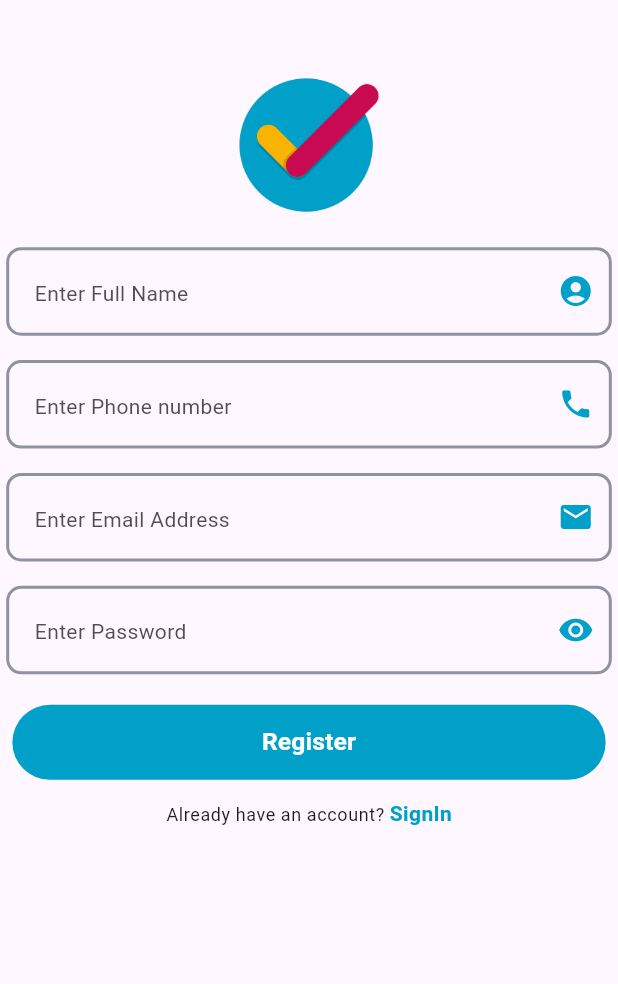
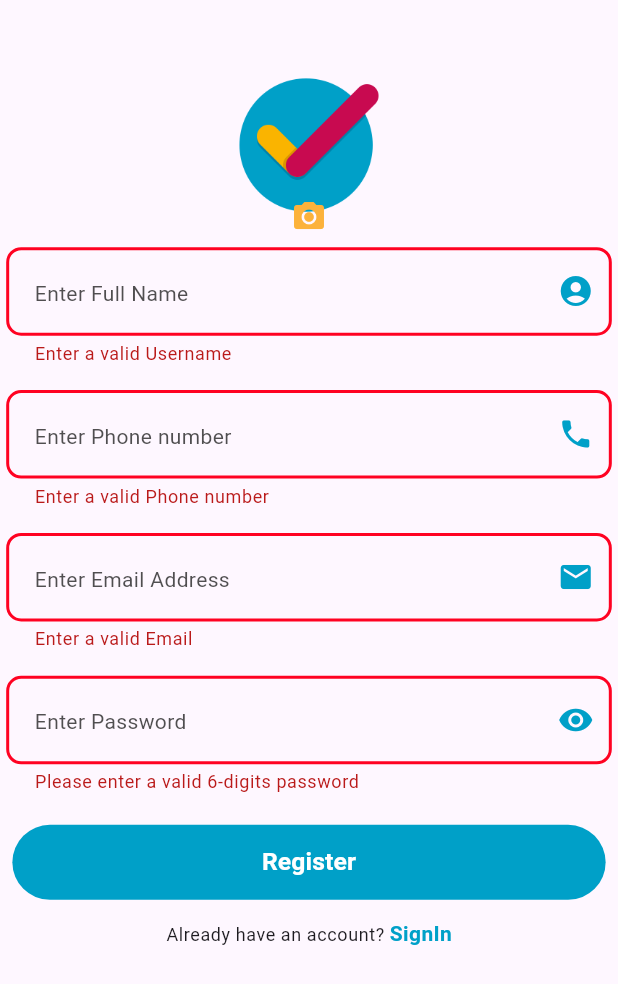
Before and after one commit to huzaifak08/Todo-App, a Flutter app: the SignUpScreen screen opened directly, after a tap on "Register", on a phone screen of 412 x 824 dp. Shown: the top 984 px of the screen. Run offline on Flutter 3.47's test engine with Material 3 defaults, Android fonts, the phone set to English and light mode, and no system bars; our stand-ins replace bloc, cloud_firestore, equatable, firebase_auth, firebase_core, firebase_storage and 2 more; accounts and stored records are empty.

Commit message:
Auth update Allhamdullillah

```diff
--- a/lib/bloc/auth/auth_event.dart
+++ b/lib/bloc/auth/auth_event.dart
@@ -9,7 +9,8 @@ abstract class AuthEvent extends Equatable {
 
 class Register extends AuthEvent {
   final UserModel user;
-  const Register({required this.user});
+  final File file;
+  const Register({required this.user, required this.file});
 
   @override
   List<Object> get props => [user];
@@ -33,3 +34,7 @@ class ToggleVisiblity extends AuthEvent {
   @override
   List<Object> get props => [isVisible];
 }
+
+class CameraCapture extends AuthEvent {}
+
+class GalleryImagePicker extends AuthEvent {}
--- a/lib/bloc/auth/auth_state.dart
+++ b/lib/bloc/auth/auth_state.dart
@@ -6,28 +6,35 @@ class AuthState extends Equatable {
   final String message;
   final AuthStatus status;
   final bool isVisible;
+  final XFile? file;
   const AuthState({
     this.email = '',
     this.password = '',
     this.message = '',
     this.status = AuthStatus.initial,
     this.isVisible = false,
+    this.file,
   });
 
-  AuthState copyWith(
-      {String? email,
+  AuthState copyWith({
+    String? email,
     String? password,
     String? message,
     AuthStatus? status,
-      bool? isVisible}) {
+    bool? isVisible,
+    XFile? file,
+  }) {
     return AuthState(
       email: email ?? this.email,
       password: password ?? this.password,
       message: message ?? this.message,
       status: status ?? this.status,
-        isVisible: isVisible ?? this.isVisible);
+      isVisible: isVisible ?? this.isVisible,
+      file: file ?? this.file,
+    );
   }
 
   @override
-  List<Object> get props => [email, password, message, status, isVisible];
+  List<Object?> get props =>
+      [email, password, message, status, isVisible, file];
 }
--- a/lib/models/user_model.dart
+++ b/lib/models/user_model.dart
@@ -1,46 +1,58 @@
 import 'package:todo_app/exports.dart';
 
 class UserModel extends Equatable {
+  final String uid;
   final String name;
   final int phone;
   final String email;
   final String password;
+  final String profilePic;
   const UserModel({
+    required this.uid,
     required this.name,
     required this.phone,
     required this.email,
     required this.password,
+    required this.profilePic,
   });
 
   UserModel copyWith({
+    String? uid,
     String? name,
     int? phone,
     String? email,
     String? password,
+    String? profilePic,
   }) {
     return UserModel(
+      uid: uid ?? this.uid,
       name: name ?? this.name,
       phone: phone ?? this.phone,
       email: email ?? this.email,
       password: password ?? this.password,
+      profilePic: profilePic ?? this.profilePic,
     );
   }
 
   Map<String, dynamic> toMap() {
     return {
+      'uid': uid,
       'name': name,
       'phone': phone,
       'email': email,
       'password': password,
+      'profilePic': profilePic,
     };
   }
 
   factory UserModel.fromMap(Map<String, dynamic> map) {
     return UserModel(
+      uid: map['uid'] ?? '',
       name: map['name'] ?? '',
       phone: map['phone']?.toInt() ?? 0,
       email: map['email'] ?? '',
       password: map['password'] ?? '',
+      profilePic: map['profilePic'] ?? '',
     );
   }
 
@@ -51,9 +63,18 @@ class UserModel extends Equatable {
 
   @override
   String toString() {
-    return 'UserModel(name: $name, phone: $phone, email: $email, password: $password)';
+    return 'UserModel(uid: $uid, name: $name, phone: $phone, email: $email, password: $password, profilePic: $profilePic)';
   }
 
   @override
-  List<Object> get props => [name, phone, email, password];
+  List<Object> get props {
+    return [
+      uid,
+      name,
+      phone,
+      email,
+      password,
+      profilePic,
+    ];
+  }
 }
--- a/lib/screens/signup.dart
+++ b/lib/screens/signup.dart
@@ -1,5 +1,4 @@
 import 'package:todo_app/exports.dart';
-import 'package:todo_app/screens/home.dart';
 
 class SignUpScreen extends StatefulWidget {
   const SignUpScreen({super.key});
@@ -13,6 +12,8 @@ class _SignUpScreenState extends State<SignUpScreen> {
   late TextEditingController phoneController;
   late TextEditingController emailController;
   late TextEditingController passwordController;
+
+  final _formKey = GlobalKey<FormState>();
 
   @override
   void initState() {
@@ -42,15 +43,59 @@ class _SignUpScreenState extends State<SignUpScreen> {
           padding: EdgeInsets.symmetric(
               horizontal: getWidth(context) * 0.01,
               vertical: getHeight(context) * 0.04),
+          child: Form(
+            key: _formKey,
             child: Column(
+              children: [
+                BlocBuilder<AuthBloc, AuthState>(
+                  builder: (context, state) {
+                    return InkWell(
+                      onTap: () {
+                        selectImageSource(
+                          cameraPressed: () {
+                            context.read<AuthBloc>().add(CameraCapture());
+                            Navigator.pop(context);
+                          },
+                          galleryPressed: () {
+                            context.read<AuthBloc>().add(GalleryImagePicker());
+                            Navigator.pop(context);
+                          },
+                        );
+                      },
+                      child: state.file == null
+                          ? Stack(
+                              alignment: Alignment.bottomCenter,
                               children: [
                                 Image.asset('assets/Icon-todo.png',
                                     width: getWidth(context) * 0.3),
+                                const Icon(
+                                  Icons.camera_alt,
+                                  color: AppColors.pendingColor,
+                                ),
+                              ],
+                            )
+                          : ClipRRect(
+                              borderRadius: BorderRadius.circular(
+                                  getWidth(context) * 0.14),
+                              child: CircleAvatar(
+                                backgroundColor: AppColors.primaryColor,
+                                radius: 50,
+                                child: Image.file(
+                                  File(state.file!.path.toString()),
+                                  fit: BoxFit.cover,
+                                ),
+                              ),
+                            ),
+                    );
+                  },
+                ),
                 SizedBox(height: getHeight(context) * 0.01),
                 CustomTextField(
                   myController: nameController,
                   onValidator: (value) {
-                  return '';
+                    return RegExp(r"^[A-Za-z][^0-9]").hasMatch(value!)
+                        ? null
+                        : 'Enter a valid Username';
                   },
                   keyboardType: TextInputType.name,
                   hint: 'Enter Full Name',
@@ -59,13 +104,14 @@ class _SignUpScreenState extends State<SignUpScreen> {
                     Icons.account_circle,
                     color: AppColors.primaryColor,
                   ),
-                onChanged: (value) {},
                 ),
                 SizedBox(height: getHeight(context) * 0.01),
                 CustomTextField(
                   myController: phoneController,
                   onValidator: (value) {
-                  return '';
+                    return RegExp(r"^[0-9]{8,}").hasMatch(value!)
+                        ? null
+                        : 'Enter a valid Phone number';
                   },
                   keyboardType: TextInputType.phone,
                   hint: 'Enter Phone number',
@@ -79,7 +125,11 @@ class _SignUpScreenState extends State<SignUpScreen> {
                 CustomTextField(
                   myController: emailController,
                   onValidator: (value) {
-                  return '';
+                    return RegExp(
+                                r"^[a-zA-Z0-9.a-zA-Z0-9.!#$%&'*+-/=?^_`{|}~]+@[a-zA-Z0-9]+\.[a-zA-Z]+")
+                            .hasMatch(value!)
+                        ? null
+                        : 'Enter a valid Email';
                   },
                   keyboardType: TextInputType.emailAddress,
                   hint: 'Enter Email Address',
@@ -95,7 +145,11 @@ class _SignUpScreenState extends State<SignUpScreen> {
                     return CustomTextField(
                       myController: passwordController,
                       onValidator: (value) {
-                        return '';
+                        if (passwordController.text.isEmpty ||
+                            passwordController.text.length < 6) {
+                          return 'Please enter a valid 6-digits password';
+                        }
+                        return null;
                       },
                       keyboardType: TextInputType.emailAddress,
                       hint: 'Enter Password',
@@ -111,13 +165,15 @@ class _SignUpScreenState extends State<SignUpScreen> {
                           context.read<AuthBloc>().add(
                               ToggleVisiblity(isVisible: !state.isVisible));
                         },
-                      ));
+                      ),
+                    );
                   },
                 ),
                 SizedBox(height: getHeight(context) * 0.01),
                 BlocConsumer<AuthBloc, AuthState>(
                   listener: (context, state) {
-                  if (state.status == AuthStatus.success) {
+                    if (state.status == AuthStatus.success &&
+                        state.file != null) {
                       showSnackBar(context: context, message: state.message);
                       nextScreenReplacement(
                           context: context, page: const HomeScreen());
@@ -130,14 +186,19 @@ class _SignUpScreenState extends State<SignUpScreen> {
                     return CustomButton(
                       title: 'Register',
                       onPressed: () {
+                        if (_formKey.currentState!.validate()) {
                           UserModel user = UserModel(
+                            uid: '',
+                            profilePic: state.file!.path.toString(),
                             name: nameController.text.trim(),
                             phone: int.parse(phoneController.text.trim()),
                             email: emailController.text.trim(),
                             password: passwordController.text.trim(),
                           );
 
-                      context.read<AuthBloc>().add(Register(user: user));
+                          context.read<AuthBloc>().add(Register(
+                              user: user, file: File(state.file!.path)));
+                        }
                       },
                     );
                   },
@@ -165,6 +226,28 @@ class _SignUpScreenState extends State<SignUpScreen> {
             ),
           ),
         ),
+      ),
+    );
+  }
+
+  selectImageSource(
+      {required VoidCallback cameraPressed,
+      required VoidCallback galleryPressed}) {
+    return showDialog(
+      context: context,
+      builder: (context) => AlertDialog(
+        content: const Text('Please select Image Source!'),
+        actions: [
+          ElevatedButton.icon(
+              onPressed: cameraPressed,
+              icon: const Icon(Icons.camera),
+              label: const Text('Camera')),
+          ElevatedButton.icon(
+              onPressed: galleryPressed,
+              icon: const Icon(Icons.add_photo_alternate),
+              label: const Text('Gallery')),
+        ],
+      ),
     );
   }
 }
--- a/lib/shared/status.dart
+++ b/lib/shared/status.dart
@@ -1 +1 @@
-enum AuthStatus { initial, loading, success }
+enum AuthStatus { initial, loading, success, failure }
--- a/pubspec.yaml
+++ b/pubspec.yaml
@@ -29,13 +29,16 @@ environment:
 # versions available, run `flutter pub outdated`.
 dependencies:
   bloc: ^8.1.2
+  cloud_firestore: ^4.14.0
   cupertino_icons: ^1.0.2
   equatable: ^2.0.5
   firebase_auth: ^4.16.0
   firebase_core: ^2.24.2
+  firebase_storage: ^11.6.0
   flutter:
     sdk: flutter
   flutter_bloc: ^8.1.3
+  image_picker: ^1.0.7
 
 dev_dependencies:
   flutter_lints: ^2.0.0
```
Also changed, not shown: lib/bloc/auth/auth_bloc.dart (+31 -4 lines), lib/exports.dart (+9 -2 lines), lib/repositories/auth_repo.dart (+44 -6 lines), lib/screens/login.dart (+21 -3 lines), lib/utils/image_picker.dart (added, +13 -0 lines), pubspec.lock, 6 other files. Lines whose indentation alone changed are shown as unchanged.
